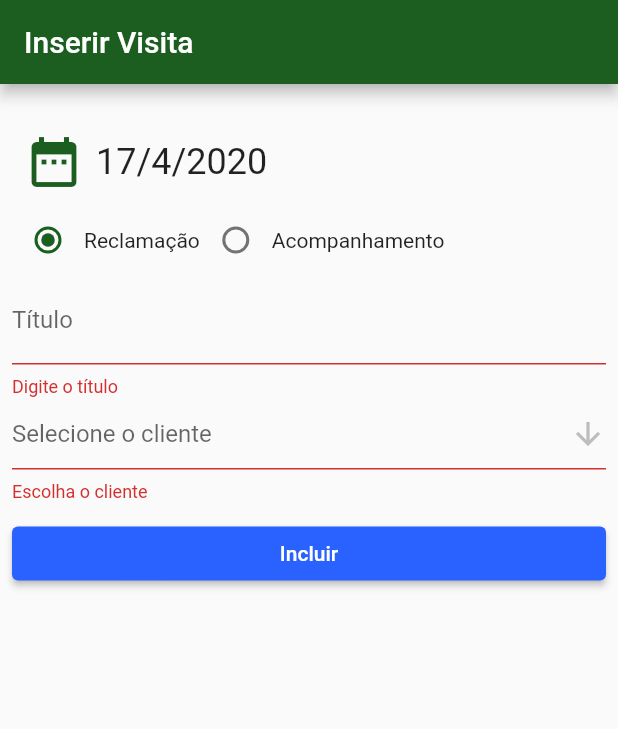
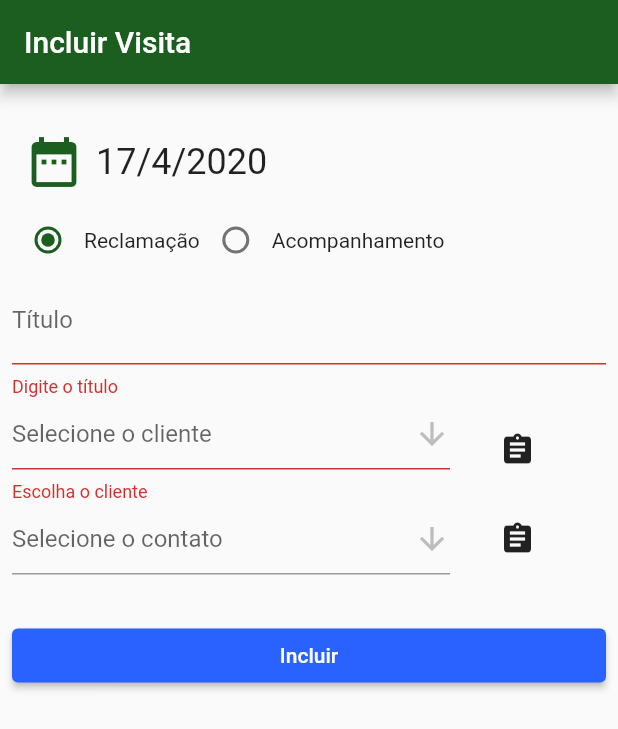
Before and after one commit to marcoar1978/flutter_visitas, a Flutter app: the screen it shows after launch, after a tap on "Incluir", on a phone screen of 412 x 824 dp. Shown: the top 729 px of the screen. Run offline on Flutter 3.47's test engine with Material 2 defaults, Android fonts, the phone set to English and light mode, and no system bars; our stand-ins replace sqflite; accounts and stored records are empty.

Commit message:
cadastro de contatos

```diff
--- a/lib/database/app_database.dart
+++ b/lib/database/app_database.dart
@@ -1,6 +1,7 @@
 import 'package:path/path.dart';
 import 'package:sqflite/sqflite.dart';
 import 'package:visitas/database/daos/cliente_dao.dart';
+import 'package:visitas/database/daos/contato_dao.dart';
 
 import 'daos/visita_dao.dart';
 
@@ -10,9 +11,8 @@ Future<Database> getDatabase() async {
   return openDatabase(path, onCreate: (db, version) {
     db.execute(VisitaDao.tableSql);
     db.execute(ClienteDao.tableSql);
-
-
-  }, version: 1,
+    db.execute(ContatoDao.tableSql);
+    }, version: 11,
     onDowngrade: onDatabaseDowngradeDelete,
   );
 }
--- /dev/null
+++ b/lib/database/daos/contato_dao.dart
@@ -0,0 +1,40 @@
+import 'package:sqflite/sqlite_api.dart';
+import 'package:visitas/database/app_database.dart';
+import 'package:visitas/models/contato_model.dart';
+
+class ContatoDao {
+  static String tableSql = 'CREATE TABLE $_tableName ('
+      '$_id INTEGER PRIMARY KEY, '
+      '$_nome TEXT, '
+      '$_telefone TEXT, '
+      '$_email TEXT )';
+
+  static String _tableName = 'contatos';
+  static String _id = 'id';
+  static String _nome = 'nome';
+  static String _telefone = 'telefone';
+  static String _email = 'email';
+
+  Future<int> incluir(Contato contato) async {
+    Database db = await getDatabase();
+
+    Map<String, dynamic> contatoMap = Map();
+    contatoMap[_nome] = contato.nome;
+    contatoMap[_telefone] = contato.telefone;
+    contatoMap[_email] = contato.email;
+    return db.insert(_tableName, contatoMap);
+  }
+
+  Future<List<Contato>> listaTodos() async {
+    Database db = await getDatabase();
+    List<Map<String, dynamic>> contatosMap =
+        await db.rawQuery("SELECT * FROM $_tableName");
+
+    List<Contato> contatos = List();
+    for (Map<String, dynamic> contatoMap in contatosMap) {
+      Contato contato = Contato.fromMap(contatoMap);
+      contatos.add(contato);
+    }
+    return contatos;
+  }
+}
--- a/lib/models/cliente_model.dart
+++ b/lib/models/cliente_model.dart
@@ -6,7 +6,7 @@ class Cliente {
 
   @override
   String toString() {
-    return 'Cliente{nome: $nome}';
+    return 'Cliente{id: $id, nome: $nome}';
   }
 
   Cliente.fromMap(Map map)
--- /dev/null
+++ b/lib/models/contato_model.dart
@@ -0,0 +1,28 @@
+class Contato {
+  int id;
+  String nome;
+  String telefone;
+  String email;
+
+  Contato(this.id, this.nome, this.telefone, this.email);
+
+
+  @override
+  String toString() {
+    return 'Contato{id: $id, nome: $nome}';
+  }
+
+  Contato.fromMap(Map<String, dynamic> map)
+      : this.id = map['id'],
+        this.nome = map['nome'],
+        this.telefone = map['telefone'],
+        this.email = map['email'];
+
+  Map<String, dynamic> toMap() {
+    Map<String, dynamic> contatoMap = Map();
+    contatoMap['id'] = this.id;
+    contatoMap['nome'] = this.nome;
+    contatoMap['telefone'] = this.telefone;
+    contatoMap['email'] = this.email;
+  }
+}
--- a/lib/screens/cadastro_visita.dart
+++ b/lib/screens/cadastro_visita.dart
@@ -1,8 +1,12 @@
 import 'package:flutter/material.dart';
 import 'package:visitas/database/daos/cliente_dao.dart';
+import 'package:visitas/database/daos/contato_dao.dart';
+import 'package:visitas/database/daos/visita_dao.dart';
 import 'package:visitas/enviroment/TipoVisita.dart';
 import 'package:visitas/enviroment/opcao_data.dart';
 import 'package:visitas/models/cliente_model.dart';
+import 'package:visitas/models/contato_model.dart';
+import 'package:visitas/models/visita_model.dart';
 
 class CadastroVisita extends StatefulWidget {
   static String routeName = '/';
@@ -14,19 +18,24 @@ class CadastroVisita extends StatefulWidget {
 class _CadastroVisitaState extends State<CadastroVisita> {
   TextEditingController _campoTitulo = TextEditingController();
   ClienteDao clienteDao = ClienteDao();
+  Cliente selectCliente;
+  ContatoDao contatoDao = ContatoDao();
+  Contato selectContato;
   List<Cliente> clientes = List();
-  Cliente selectCliente;
+  List<Contato> contatos = List();
+
   TiposVisita _tipoVisita = TiposVisita.RECLAMACAO;
   final _formKey = GlobalKey<FormState>();
   DateTime data = DateTime.now();
-
 
   @override
   void initState() {
     super.initState();
     clienteDao.listaTodos().then((clientes) {
       this.clientes = clientes;
-      print(this.clientes);
+    });
+    contatoDao.listaTodos().then((contatos) {
+      this.contatos = contatos;
     });
   }
 
@@ -38,7 +47,6 @@ class _CadastroVisitaState extends State<CadastroVisita> {
           groupValue: this._tipoVisita,
           onChanged: (TiposVisita value) {
             setState(() {
-              print(value.index);
               this._tipoVisita = value;
             });
           },
@@ -80,8 +88,81 @@ class _CadastroVisitaState extends State<CadastroVisita> {
     );
   }
 
+  Widget popupCadContato(BuildContext context){
+    return AlertDialog(
+      title: Text('Inclusão de contato'),
+      content: Text('----'),
+      actions: <Widget>[
+        FlatButton(
+          child: Text('Cancelar'),
+          onPressed: () {
+            Navigator.pop(context);
+          },
+        ),
+        FlatButton(
+          child: Text('Incluir'),
+          onPressed: () {
+            setState(() {
+
+              this.selectContato = this.contatos[0];
+            });
+            Navigator.pop(context);
+
+          },
+        )
+
+      ],
+
+    );
+  }
+
+  Widget selContato() {
+    return Row(
+      children: <Widget>[
+        Container(
+          width: MediaQuery.of(context).size.width - 120,
+          child: DropdownButtonFormField<Contato>(
+            hint: Text('Selecione o contato'),
+            itemHeight: 50,
+            value: selectContato,
+            icon: Icon(Icons.arrow_downward),
+            iconSize: 24,
+            items: this.contatos.map((Contato c) {
+              return DropdownMenuItem<Contato>(
+                value: c,
+                child: Text(c.nome),
+              );
+            }).toList(),
+            onChanged: (c) {
+              _formKey.currentState.validate();
+              setState(() {
+                this.selectContato = c;
+              });
+            },
+          ),
+        ),
+        Container(
+          width: 90,
+          child: IconButton(
+            icon: Icon(Icons.assignment),
+            onPressed: () {
+              showDialog(context: context, builder: (context){
+                return popupCadContato(context);
+              });
+            },
+          ),
+        )
+      ],
+    );
+  }
+
   Widget selCliente() {
-    return DropdownButtonFormField<Cliente>(
+    return Row(
+      children: <Widget>[
+        Container(
+          width: MediaQuery.of(context).size.width - 120,
+          child: DropdownButtonHideUnderline(
+            child: DropdownButtonFormField<Cliente>(
               hint: Text("Selecione o cliente"),
               itemHeight: 50,
               value: selectCliente,
@@ -95,7 +176,6 @@ class _CadastroVisitaState extends State<CadastroVisita> {
                 );
               }).toList(),
               onChanged: (c) {
-        _formKey.currentState.validate();
                 setState(() {
                   this.selectCliente = c;
                 });
@@ -106,9 +186,20 @@ class _CadastroVisitaState extends State<CadastroVisita> {
                 }
                 return null;
               },
-      decoration: InputDecoration(
-          //border: OutlineInputBorder(),
             ),
+          ),
+          //IconButton(icon: Icon(Icons.assignment), onPressed: () {} ,)
+        ),
+        Container(
+          width: 90,
+          child: IconButton(
+            icon: Icon(Icons.assignment),
+            onPressed: () {},
+          ),
+        )
+
+        //
+      ],
     );
   }
 
@@ -116,7 +207,7 @@ class _CadastroVisitaState extends State<CadastroVisita> {
     String ano = this.data.year.toString();
     String mes = this.data.month.toString();
     String dia = this.data.day.toString();
-    if(opcaoData == 'label'){
+    if (opcaoData == 'label') {
       return "${dia}/${mes}/${ano}";
     }
     return '${ano}-${mes}-${dia}';
@@ -163,7 +254,7 @@ class _CadastroVisitaState extends State<CadastroVisita> {
   Widget build(BuildContext context) {
     return Scaffold(
         appBar: AppBar(
-          title: Text('Inserir Visita'),
+          title: Text('Incluir Visita'),
         ),
         body: Form(
           key: _formKey,
@@ -175,8 +266,9 @@ class _CadastroVisitaState extends State<CadastroVisita> {
               campoTipoAcompanhamento(context),
               campoTitulo(),
               selCliente(),
+              selContato(),
               SizedBox(
-                height: 10,
+                height: 30,
               ),
               submit()
             ],
```
Lines whose indentation alone changed are shown as unchanged.
